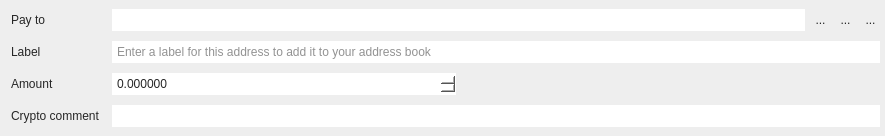
Before: the Qt Designer form src/gui/ui/transferframe.ui in ConcealNetwork/conceal-desktop, drawn with Qt 5.
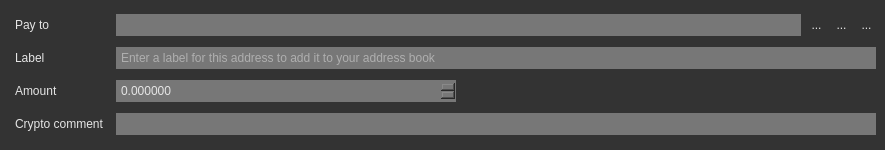
After: the same form once the commit is applied. Icons and pictures are not drawn.

The edit to the form file:
```diff
--- a/src/gui/ui/transferframe.ui
+++ b/src/gui/ui/transferframe.ui
@@ -7,14 +7,14 @@
     <x>0</x>
     <y>0</y>
     <width>885</width>
-    <height>136</height>
+    <height>150</height>
    </rect>
   </property>
   <property name="windowTitle">
    <string>Frame</string>
   </property>
   <property name="styleSheet">
-   <string notr="true">background-color: #eee; color: #262626; border: 0px;
+   <string notr="true">background-color: #333; color: #e5e5e5; border: 0px;
 </string>
   </property>
   <property name="frameShape">
@@ -25,16 +25,16 @@
   </property>
   <layout class="QGridLayout" name="gridLayout" columnstretch="0,1,1,1,1,1">
    <property name="leftMargin">
-    <number>5</number>
+    <number>9</number>
    </property>
    <property name="topMargin">
-    <number>5</number>
+    <number>9</number>
    </property>
    <property name="rightMargin">
-    <number>5</number>
+    <number>9</number>
    </property>
    <property name="bottomMargin">
-    <number>5</number>
+    <number>9</number>
    </property>
    <item row="2" column="0">
     <widget class="QLabel" name="label_3">
@@ -45,7 +45,7 @@
       </font>
      </property>
      <property name="styleSheet">
-      <string notr="true">padding: 3px; border: 0px; color: #262626;</string>
+      <string notr="true">padding: 3px; border: 0px; color: #e5e5e5;</string>
      </property>
      <property name="text">
       <string>Amount</string>
@@ -61,7 +61,7 @@
       </font>
      </property>
      <property name="styleSheet">
-      <string notr="true">padding: 3px; border: 0px; background-color: #fff; color: #262626;</string>
+      <string notr="true">padding: 3px; border: 0px; background-color: #777; color: #e5e5e5;</string>
      </property>
      <property name="placeholderText">
       <string>Enter a label for this address to add it to your address book</string>
@@ -99,7 +99,7 @@
       </font>
      </property>
      <property name="styleSheet">
-      <string notr="true">padding: 3px; border: 0px; color: #262626;</string>
+      <string notr="true">padding: 3px; border: 0px; color: #e5e5e5;</string>
      </property>
      <property name="text">
       <string>Label</string>
@@ -118,7 +118,7 @@
       <enum>Qt::LeftToRight</enum>
      </property>
      <property name="styleSheet">
-      <string notr="true">padding: 3px; border: 0px; background-color: #fff; color: #262626;</string>
+      <string notr="true">padding: 3px; border: 0px; background-color: #777; color: #e5e5e5;</string>
      </property>
      <property name="suffix">
       <string notr="true"/>
@@ -153,7 +153,7 @@
       </font>
      </property>
      <property name="styleSheet">
-      <string notr="true">padding: 3px; border: 0px; background-color: #fff; color: #262626;</string>
+      <string notr="true">padding: 3px; border: 0px; background-color: #777; color: #e5e5e5;</string>
      </property>
     </widget>
    </item>
@@ -177,7 +177,7 @@
       </font>
      </property>
      <property name="styleSheet">
-      <string notr="true">padding: 3px; border: 0px; color: #262626;</string>
+      <string notr="true">padding: 3px; border: 0px; color: #e5e5e5;</string>
      </property>
      <property name="text">
       <string>Pay to</string>
@@ -193,7 +193,7 @@
       </font>
      </property>
      <property name="styleSheet">
-      <string notr="true">padding: 3px; border: 0px; color: #262626;</string>
+      <string notr="true">padding: 3px; border: 0px; color: #e5e5e5;</string>
      </property>
      <property name="text">
       <string>Crypto comment</string>
@@ -209,7 +209,7 @@
       </font>
      </property>
      <property name="styleSheet">
-      <string notr="true">padding: 3px; border: 0px; background-color: #fff; color: #262626;</string>
+      <string notr="true">padding: 3px; border: 0px; background-color: #777; color: #e5e5e5;</string>
      </property>
     </widget>
    </item>
```
